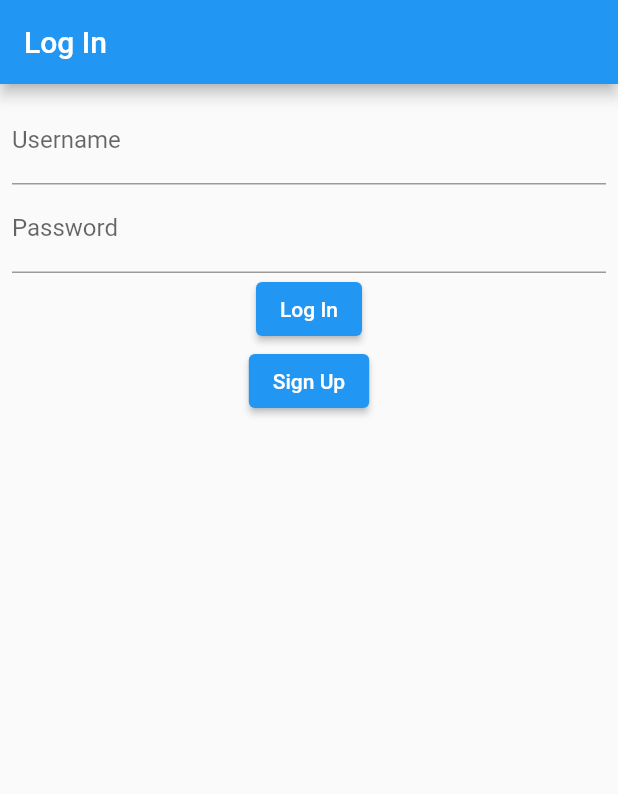
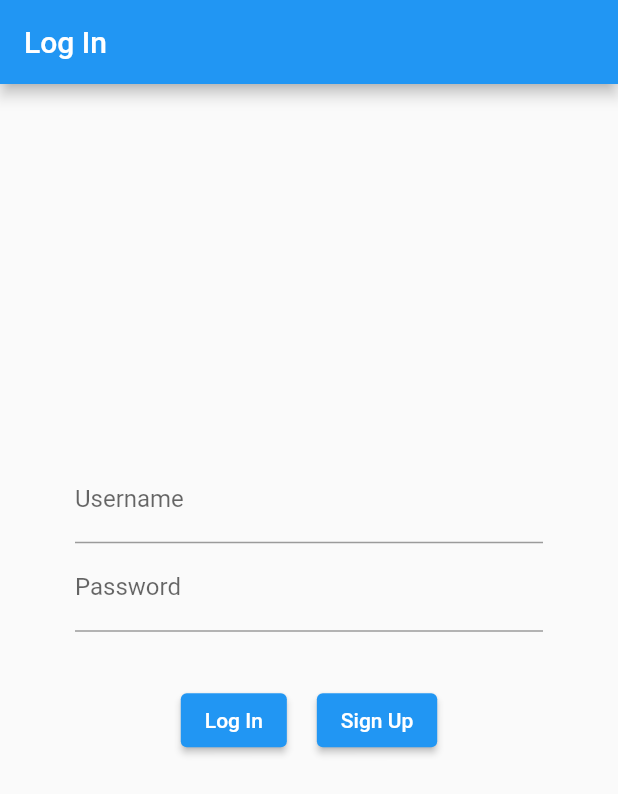
Before and after one commit to allandlobr/nfc_flutter_app, a Flutter app: the screen it shows after launch, on a phone screen of 412 x 824 dp. Shown: the top 794 px of the screen. Run offline on Flutter 3.47's test engine with Material 2 defaults, Android fonts, the light colour scheme and no system bars; our stand-ins replace camera, file_picker, flutter_dotenv, flutter_secure_storage, video_player; missing offline and left inert: flutter_nfc_kit.

Commit message:
a lit bit of styling

```diff
--- a/lib/main.dart
+++ b/lib/main.dart
@@ -1,6 +1,7 @@
 import 'dart:convert';
 
 import 'package:flutter/material.dart';
+import 'package:flutter_dotenv/flutter_dotenv.dart';
 
 import 'screens/home_page.dart';
 import 'screens/images_page.dart';
@@ -9,10 +10,10 @@ import 'screens/videos_page.dart';
 
 import 'package:flutter_secure_storage/flutter_secure_storage.dart';
 
-const severIp = 'http://localhost:8000';
 const storage = FlutterSecureStorage();
 
-void main() {
+Future<void> main() async {
+  await dotenv.load();
   runApp(const Root());
 }
 
--- a/lib/screens/login_page.dart
+++ b/lib/screens/login_page.dart
@@ -1,10 +1,10 @@
 import 'package:flutter/material.dart';
+import 'package:flutter_dotenv/flutter_dotenv.dart';
 import 'package:http/http.dart' as http;
 import 'package:flutter_secure_storage/flutter_secure_storage.dart';
-
 import 'home_page.dart';
 
-const serverIp = 'http://localhost:8000';
+final serverIp = dotenv.get('API_URL');
 const storage = FlutterSecureStorage();
 
 class LoginPage extends StatelessWidget {
@@ -32,44 +32,21 @@ class LoginPage extends StatelessWidget {
     return res.statusCode;
   }
 
-  @override
-  Widget build(BuildContext context) {
-    return Scaffold(
-        appBar: AppBar(
-          title: const Text("Log In"),
-        ),
-        body: Padding(
-          padding: const EdgeInsets.all(8.0),
-          child: Column(
-            children: <Widget>[
-              TextField(
-                controller: _usernameController,
-                decoration: const InputDecoration(labelText: 'Username'),
-              ),
-              TextField(
-                controller: _passwordController,
-                obscureText: true,
-                decoration: const InputDecoration(labelText: 'Password'),
-              ),
-              ElevatedButton(
-                  onPressed: () async {
+  void onLogin(BuildContext context) async {
     var username = _usernameController.text;
     var password = _passwordController.text;
     var jwt = await attemptLogIn(username, password);
     if (jwt != null) {
       storage.write(key: "jwt", value: jwt);
-                      Navigator.push(
-                          context,
-                          MaterialPageRoute(
-                              builder: (context) => HomePage.fromBase64(jwt)));
+      Navigator.push(context,
+          MaterialPageRoute(builder: (context) => HomePage.fromBase64(jwt)));
     } else {
       displayDialog(context, "An Error Occurred",
           "No account was found matching that username and password");
     }
-                  },
-                  child: const Text("Log In")),
-              ElevatedButton(
-                  onPressed: () async {
+  }
+
+  void onSignUp(BuildContext context) async {
     var username = _usernameController.text;
     var password = _passwordController.text;
 
@@ -82,20 +59,57 @@ class LoginPage extends StatelessWidget {
     } else {
       var res = await attemptSignUp(username, password);
       if (res == 201) {
-                        displayDialog(context, "Success",
-                            "The user was created. Log in now.");
+        displayDialog(context, "Success", "The user was created. Log in now.");
       } else if (res == 409) {
-                        displayDialog(
-                            context,
-                            "That username is already registered",
+        displayDialog(context, "That username is already registered",
             "Please try to sign up using another username or log in if you already have an account.");
       } else {
-                        displayDialog(
-                            context, "Error", "An unknown error occurred.");
+        displayDialog(context, "Error", "An unknown error occurred.");
       }
     }
-                  },
+  }
+
+  @override
+  Widget build(BuildContext context) {
+    return Scaffold(
+        appBar: AppBar(
+          title: const Text("Log In"),
+        ),
+        body: Padding(
+          padding: EdgeInsets.fromLTRB(
+              50.0, MediaQuery.of(context).size.height * 0.3, 50.0, 20.0),
+          child: Column(
+            children: [
+              Column(
+                children: [
+                  TextField(
+                    controller: _usernameController,
+                    decoration: const InputDecoration(labelText: 'Username'),
+                  ),
+                  TextField(
+                    controller: _passwordController,
+                    obscureText: true,
+                    decoration: const InputDecoration(labelText: 'Password'),
+                  ),
+                  const SizedBox(
+                    height: 35,
+                  )
+                ],
+              ),
+              Row(
+                mainAxisAlignment: MainAxisAlignment.center,
+                children: [
+                  ElevatedButton(
+                      onPressed: () => onLogin(context),
+                      child: const Text("Log In")),
+                  const SizedBox(
+                    width: 20,
+                  ),
+                  ElevatedButton(
+                      onPressed: () => onSignUp(context),
                       child: const Text("Sign Up"))
+                ],
+              )
             ],
           ),
         ));
--- a/pubspec.yaml
+++ b/pubspec.yaml
@@ -43,6 +43,8 @@ dependencies:
   flutter_nfc_kit: ^3.3.1
   nfc_manager: ^3.2.0
   flutter_secure_storage: ^8.0.0
+  flutter_dotenv: ^5.1.0
+  file_picker: ^5.3.2
 
 dev_dependencies:
   flutter_test:
@@ -67,7 +69,8 @@ flutter:
   uses-material-design: true
 
   # To add assets to your application, add an assets section, like this:
-  # assets:
+  assets:
+    - .env
   #   - images/a_dot_burr.jpeg
   #   - images/a_dot_ham.jpeg
 
```
Also changed, not shown: lib/screens/home_page.dart (+29 -31 lines), lib/screens/image_preview_page.dart (+22 -10 lines), lib/screens/images_page.dart (+24 -1 lines), lib/screens/video_preview_page.dart (+17 -8 lines), lib/screens/videos_page.dart (+24 -1 lines), lib/video_widget.dart (+14 -3 lines), lib/video_widget_file.dart (+14 -5 lines), pubspec.lock. Lines whose indentation alone changed are shown as unchanged.
